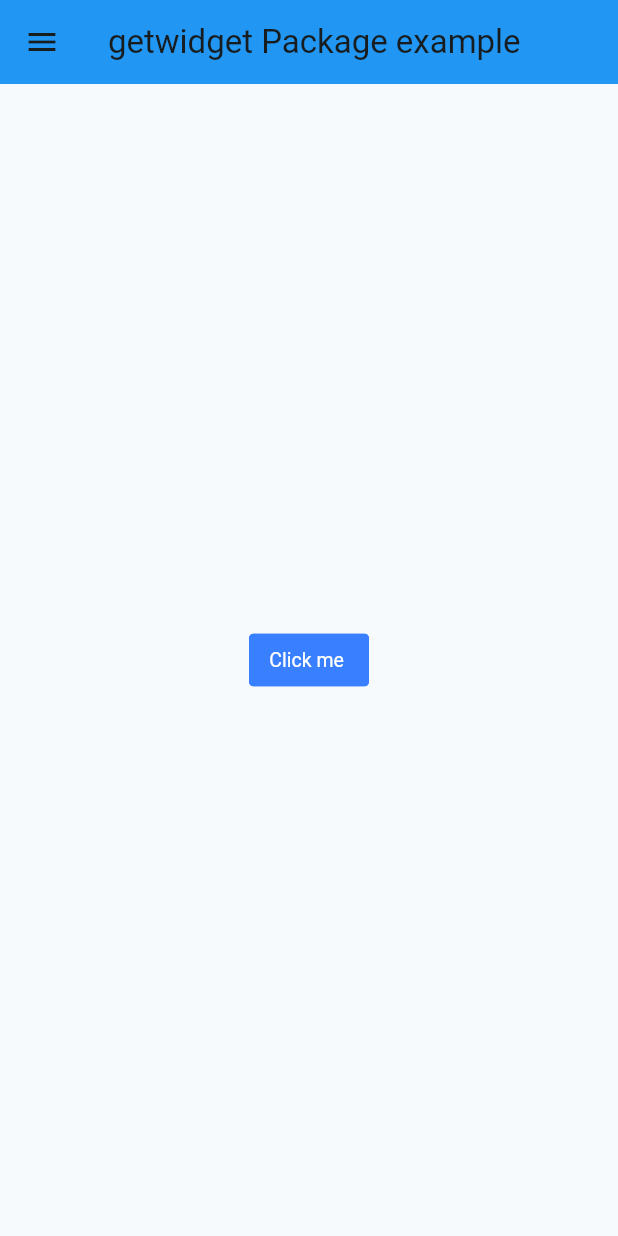
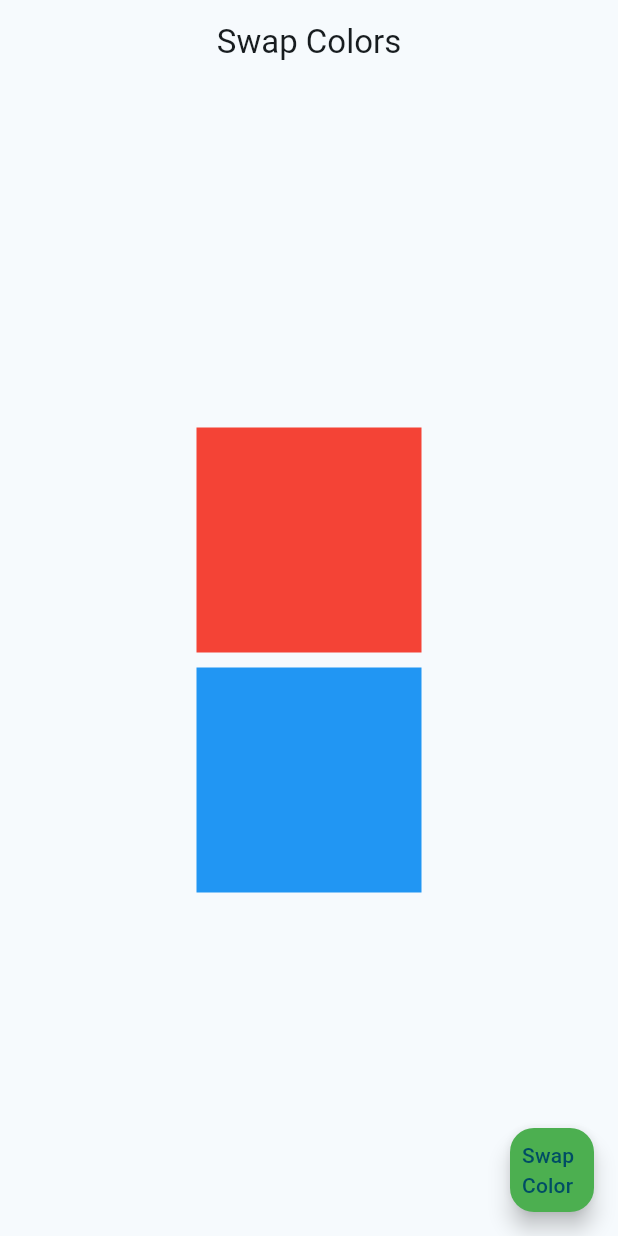
Before and after one commit to AshrafZarkani/CODED-CC-task, a Flutter app: the screen it shows after launch, on a phone screen of 412 x 824 dp. Run offline on Flutter 3.47's test engine with Material 2 defaults, Android fonts, the phone set to English and light mode, and no system bars; drawn by our look-alikes of getwidget.

Commit message:
push task soluation

```diff
--- a/widgets_types/lib/main.dart
+++ b/widgets_types/lib/main.dart
@@ -1,5 +1,5 @@
 import 'package:flutter/material.dart';
-import 'package:widgets_types/package/package_example.dart';
+import 'package:widgets_types/task_soluation/task_soluation.dart';
 
 void main() {
   runApp(const MyApp());
@@ -17,7 +17,7 @@ class MyApp extends StatelessWidget {
         colorScheme: ColorScheme.fromSeed(seedColor: Colors.blueGrey),
         useMaterial3: true,
       ),
-      home: const PackageExample(),
+      home: const TaskSoluation(),
     );
   }
 }
--- /dev/null
+++ b/widgets_types/lib/task_soluation/task_soluation.dart
@@ -0,0 +1,60 @@
+import 'package:flutter/material.dart';
+
+class TaskSoluation extends StatefulWidget {
+  const TaskSoluation({Key? key}) : super(key: key);
+
+  @override
+  TaskSoluationState createState() => TaskSoluationState();
+}
+
+class TaskSoluationState extends State<TaskSoluation> {
+  bool swap = true;
+
+  void toggleColors() {
+    setState(() {
+      swap = !swap;
+    });
+  }
+
+  @override
+  Widget build(BuildContext context) {
+    return Scaffold(
+      appBar: AppBar(
+        title: const Text("Swap Colors"),
+        centerTitle: true,
+      ),
+      floatingActionButton: FloatingActionButton(
+        onPressed: () {
+          toggleColors();
+        },
+        backgroundColor: Colors.green,
+        child: const Padding(
+          padding: EdgeInsets.all(8.0),
+          child: Text("Swap Colors"),
+        ),
+      ),
+      body: SizedBox(
+        width: double.infinity,
+        child: Column(
+          mainAxisAlignment: MainAxisAlignment.center,
+          crossAxisAlignment: CrossAxisAlignment.center,
+          children: [
+            Container(
+              height: 150,
+              width: 150,
+              color: swap ? Colors.red : Colors.blue,
+            ),
+            const SizedBox(
+              height: 10,
+            ),
+            Container(
+              height: 150,
+              width: 150,
+              color: swap ? Colors.blue : Colors.red,
+            ),
+          ],
+        ),
+      ),
+    );
+  }
+}
```
